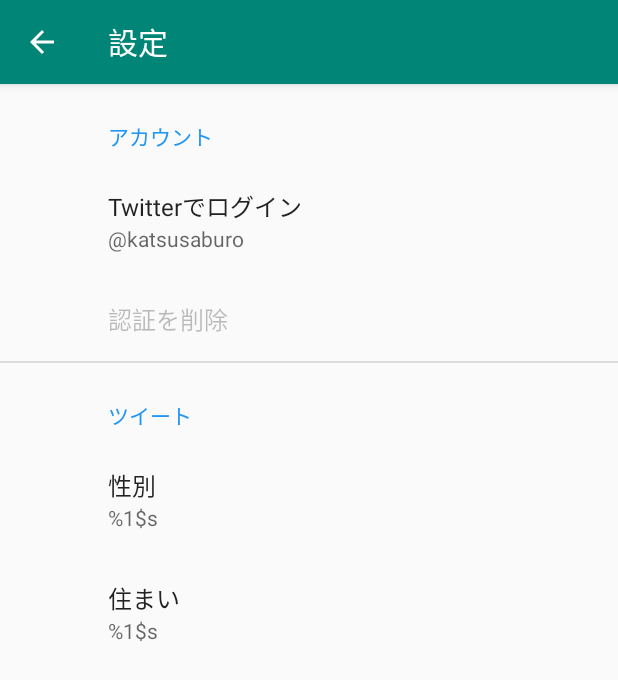
After one commit to koriel50000/YooHooTea, an Android app: the SettingsActivity screen opened directly, with no data from a screen before it, on a phone screen of 412 x 824 dp. The commit adds this screen. Shown: the top 680 px of the screen. Run offline under Robolectric (Android 15) with nearby library versions, the phone set to English and light mode, and no system bars; our stand-ins replace androidx.preference.

Commit message:
設定画面を追加

```diff
--- a/app/build.gradle
+++ b/app/build.gradle
@@ -23,6 +23,8 @@ dependencies {
     implementation fileTree(dir: 'libs', include: ['*.jar'])
     implementation 'androidx.appcompat:appcompat:1.0.2'
     implementation 'androidx.constraintlayout:constraintlayout:1.1.3'
+    implementation 'androidx.preference:preference:1.0.0'
+    implementation 'com.google.android.material:material:1.0.0'
     testImplementation 'junit:junit:4.12'
     androidTestImplementation 'androidx.test:runner:1.2.0'
     androidTestImplementation 'androidx.test.espresso:espresso-core:3.2.0'
--- /dev/null
+++ b/app/src/main/java/com/github/koriel50000/yoohootea/SettingsActivity.java
@@ -0,0 +1,104 @@
+package com.github.koriel50000.yoohootea;
+
+import android.content.SharedPreferences;
+import android.os.Bundle;
+import android.util.Log;
+
+import androidx.appcompat.app.ActionBar;
+import androidx.appcompat.app.AppCompatActivity;
+import androidx.preference.Preference;
+import androidx.preference.PreferenceFragmentCompat;
+
+public class SettingsActivity extends AppCompatActivity {
+
+    public static final String TAG = SettingsActivity.class.getName();
+
+    @Override
+    protected void onCreate(Bundle savedInstanceState) {
+        super.onCreate(savedInstanceState);
+        setContentView(R.layout.settings_activity);
+        getSupportFragmentManager()
+                .beginTransaction()
+                .replace(R.id.settings, new SettingsFragment())
+                .commit();
+        ActionBar actionBar = getSupportActionBar();
+        if (actionBar != null) {
+            actionBar.setDisplayHomeAsUpEnabled(true);
+        }
+    }
+
+    @Override
+    public void onResume() {
+        super.onResume();
+    }
+
+    @Override
+    public void onPause() {
+        super.onPause();
+    }
+
+    public static class SettingsFragment extends PreferenceFragmentCompat implements SharedPreferences.OnSharedPreferenceChangeListener {
+
+        @Override
+        public void onResume() {
+            super.onResume();
+            getPreferenceManager().getSharedPreferences().registerOnSharedPreferenceChangeListener(this);
+        }
+
+        @Override
+        public void onPause() {
+            super.onPause();
+            getPreferenceManager().getSharedPreferences().unregisterOnSharedPreferenceChangeListener(this);
+        }
+
+        @Override
+        public void onCreatePreferences(Bundle savedInstanceState, String rootKey) {
+            setPreferencesFromResource(R.xml.preferences, rootKey);
+        }
+
+        @Override
+        public boolean onPreferenceTreeClick(Preference preference) {
+            Log.i(TAG, "onPreferenceTreeClick key=" + preference.getKey());
+
+            SharedPreferences sharedPreferences = preference.getSharedPreferences();
+            switch (preference.getKey()) {
+                case "twitter_login":
+                    getAccessToken(sharedPreferences);
+                    break;
+                case "twitter_logout":
+                    removeAccessToken(sharedPreferences);
+                    break;
+            }
+            return super.onPreferenceTreeClick(preference);
+        }
+
+        @Override
+        public void onSharedPreferenceChanged(SharedPreferences sharedPreferences, String key) {
+            Log.i(TAG, "onSharedPreferenceChanged key=" + key);
+        }
+
+        private void getAccessToken(SharedPreferences sharedPreferences) {
+            SharedPreferences.Editor editor = sharedPreferences.edit();
+            editor.putString("twitter_login", "accessToken");
+            editor.commit();
+
+            Preference loginTwitter = (Preference) findPreference("twitter_login");
+            loginTwitter.setSummary("@userId");
+
+            Preference logoutTwitter = (Preference) findPreference("twitter_logout");
+            logoutTwitter.setEnabled(true);
+        }
+
+        private void removeAccessToken(SharedPreferences sharedPreferences) {
+            SharedPreferences.Editor editor = sharedPreferences.edit();
+            editor.putString("login_twitter", "");
+            editor.commit();
+
+            Preference loginTwitter = (Preference) findPreference("twitter_login");
+            loginTwitter.setSummary("");
+
+            Preference logoutTwitter = (Preference) findPreference("twitter_logout");
+            logoutTwitter.setEnabled(false);
+        }
+    }
+}
--- /dev/null
+++ b/app/src/main/res/layout/settings_activity.xml
@@ -0,0 +1,9 @@
+<LinearLayout xmlns:android="http://schemas.android.com/apk/res/android"
+    android:layout_width="match_parent"
+    android:layout_height="match_parent">
+
+    <FrameLayout
+        android:id="@+id/settings"
+        android:layout_width="match_parent"
+        android:layout_height="match_parent" />
+</LinearLayout>
--- /dev/null
+++ b/app/src/main/res/values/arrays.xml
@@ -0,0 +1,29 @@
+<resources>
+    <!-- Gender Preference -->
+    <string-array name="gender_entries">
+        <item>ないしょ</item>
+        <item>女性</item>
+        <item>男性</item>
+    </string-array>
+
+    <string-array name="gender_values">
+        <item>other</item>
+        <item>female</item>
+        <item>male</item>
+    </string-array>
+
+    <!-- Location Preference -->
+    <string-array name="location_entries">
+        <item>ないしょ</item>
+        <item>沖縄</item>
+        <item>北海道</item>
+        <item>横浜</item>
+    </string-array>
+
+    <string-array name="location_values">
+        <item>somewhere</item>
+        <item>okinawa</item>
+        <item>hokkaido</item>
+        <item>yokohama</item>
+    </string-array>
+</resources>
--- a/app/src/main/res/values/colors.xml
+++ b/app/src/main/res/values/colors.xml
@@ -2,5 +2,5 @@
 <resources>
     <color name="colorPrimary">#008577</color>
     <color name="colorPrimaryDark">#00574B</color>
-    <color name="colorAccent">#D81B60</color>
+    <color name="colorAccent">#2196F3</color>
 </resources>
--- a/app/src/main/res/values/strings.xml
+++ b/app/src/main/res/values/strings.xml
@@ -1,3 +1,17 @@
 <resources>
     <string name="app_name">YooHooTea</string>
+    <string name="menu_settings">設定</string>
+
+    <!-- Menu Titles -->
+
+    <!-- Preference Titles -->
+    <string name="account_header">アカウント</string>
+    <string name="tweet_header">ツイート</string>
+
+    <!-- Account Preferences -->
+    <string name="login_twitter">Twitterでログイン</string>
+    <string name="logout_twitter">認証を削除</string>
+    <string name="gender_title">性別</string>
+    <string name="location_title">住まい</string>
+
 </resources>
--- /dev/null
+++ b/app/src/main/res/xml/preferences.xml
@@ -0,0 +1,51 @@
+<!--
+  ~ Copyright 2018 The app Open Source Project
+  ~
+  ~ Licensed under the Apache License, Version 2.0 (the "License");
+  ~ you may not use this file except in compliance with the License.
+  ~ You may obtain a copy of the License at
+  ~
+  ~      http://www.apache.org/licenses/LICENSE-2.0
+  ~
+  ~ Unless required by applicable law or agreed to in writing, software
+  ~ distributed under the License is distributed on an "AS IS" BASIS,
+  ~ WITHOUT WARRANTIES OR CONDITIONS OF ANY KIND, either express or implied.
+  ~ See the License for the specific language governing permissions and
+  ~ limitations under the License.
+  -->
+
+<androidx.preference.PreferenceScreen xmlns:app="http://schemas.android.com/apk/res-auto">
+
+    <PreferenceCategory app:title="@string/account_header">
+
+        <Preference app:title="@string/login_twitter"
+            app:key="twitter_login"
+            app:summary="@katsusaburo"/>
+
+        <Preference app:title="@string/logout_twitter"
+            app:key="twitter_logout"
+            app:enabled="false"/>
+
+    </PreferenceCategory>
+
+    <PreferenceCategory app:title="@string/tweet_header">
+
+        <ListPreference
+            app:defaultValue="other"
+            app:entries="@array/gender_entries"
+            app:entryValues="@array/gender_values"
+            app:key="gender"
+            app:title="@string/gender_title"
+            app:summary="%1$s" />
+
+        <ListPreference
+            app:defaultValue="somewhere"
+            app:entries="@array/location_entries"
+            app:entryValues="@array/location_values"
+            app:key="location"
+            app:title="@string/location_title"
+            app:summary="%1$s" />
+
+    </PreferenceCategory>
+
+</androidx.preference.PreferenceScreen>
```
Also changed, not shown: app/src/main/AndroidManifest.xml (+14 -4 lines), app/src/main/java/com/github/koriel50000/yoohootea/MainActivity.java (+20 -0 lines), app/src/main/res/menu/option.xml (added, +9 -0 lines), app/src/main/res/values/styles.xml (+9 -0 lines).
